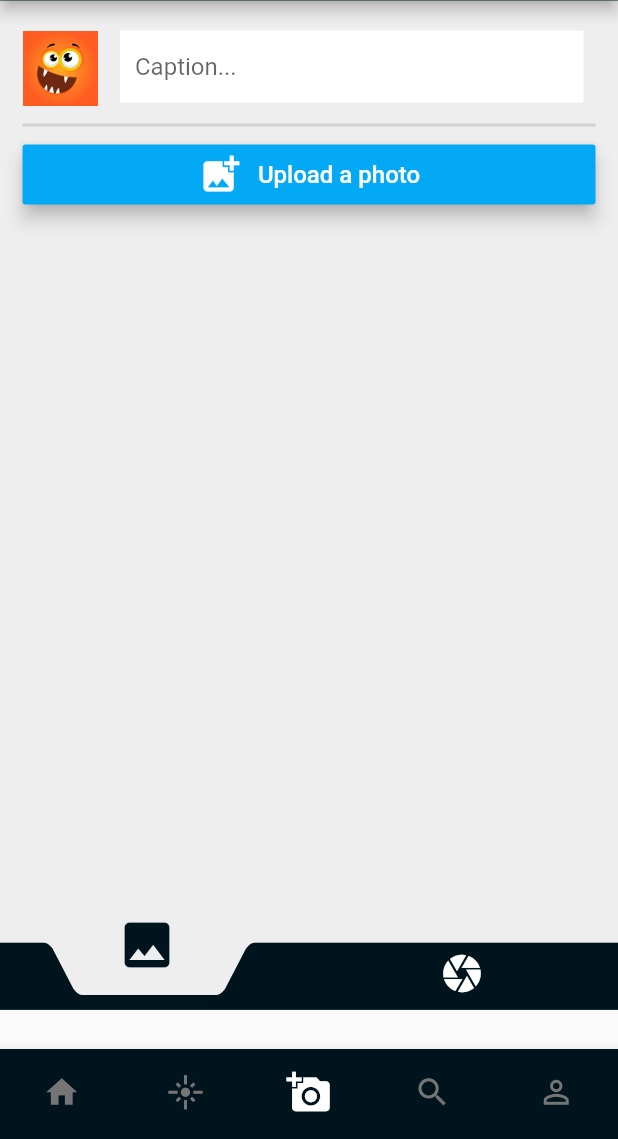
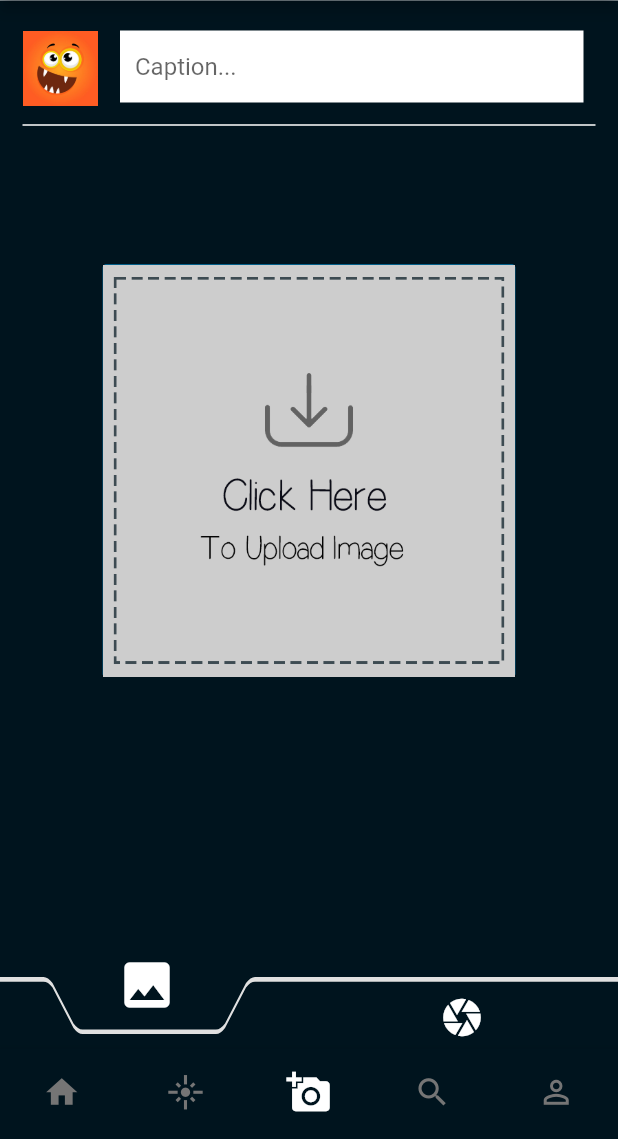
Before and after one commit to PMP56/Mimsie, a Flutter app: the MyHome screen opened by its route, swiped to page 3, on a phone screen of 412 x 824 dp, the part 97-1236 px from its top. Run offline on Flutter 3.47's test engine with Material 2 defaults, Android fonts, the phone set to English and light mode, and no system bars; our stand-ins replace cloud_firestore, firebase_auth, firebase_core, firebase_storage, flutter_spinkit, image_cropper and 2 more; accounts and stored records are empty.

Commit message:
Upload page

```diff
--- a/lib/user/screens/upload.dart
+++ b/lib/user/screens/upload.dart
@@ -2,6 +2,7 @@ import 'dart:io';
 import 'package:flutter/cupertino.dart';
 import 'package:flutter/material.dart';
 import 'package:firebase_storage/firebase_storage.dart';
+import 'package:image_cropper/image_cropper.dart';
 import 'package:image_picker/image_picker.dart';
 import 'package:mimsie/user/screens/uploader.dart';
 
@@ -18,16 +19,42 @@ class _UploadState extends State<Upload> {
 
   Future<void> pickImage() async{
     File selected = await ImagePicker.pickImage(source: ImageSource.gallery);
+//    if (selected != null){
+//      _cropImage();
+//    }
     setState(() {
       _imageFile = selected;
     });
-    return selected.path;
+    return _cropImage();
+  }
+
+  Future<void> _cropImage() async{
+    File cropped = await ImageCropper.cropImage(
+      sourcePath: _imageFile.path,
+      compressQuality: 80,
+      androidUiSettings: AndroidUiSettings(
+        toolbarColor: Color.fromRGBO(0, 20, 30, 1),
+        toolbarWidgetColor: Colors.white,
+        activeControlsWidgetColor: Colors.redAccent,
+        toolbarTitle: 'Crop Image',
+        lockAspectRatio: false
+      ),
+
+    );
+    setState(() {
+      _imageFile = cropped?? _imageFile;
+    });
+    return cropped.path;
   }
 
   Widget picUpload(context){
     double _width = MediaQuery.of(context).size.width;
+    double _height = MediaQuery.of(context).size.height;
     return Container(
+      height: 7 * _height / 10,
       padding: EdgeInsets.symmetric(vertical: 20, horizontal: 15),
+      child: SingleChildScrollView(
+        scrollDirection: Axis.vertical,
         child: Column(
           crossAxisAlignment: CrossAxisAlignment.center,
           children: <Widget>[
@@ -58,34 +85,31 @@ class _UploadState extends State<Upload> {
               ],
             ),
             SizedBox(height: 5,),
-          Divider(thickness: 2,),
-          SizedBox(height: 5,),
-          if (_imageFile == null)
+            Divider(thickness: 1, color: Colors.white,),
+            SizedBox(height: 10,),
+            if (_imageFile == null) ...[
+              SizedBox(height: 75,),
               Container(
-              height: 40,
-              child: RaisedButton(
-                elevation: 5,
+                height: 275,
+                child: FlatButton(
+                  padding: EdgeInsets.all(0),
+                  //elevation: 5,
                   color: Colors.lightBlue,
-                child: Row(
-                  mainAxisAlignment: MainAxisAlignment.center,
-                  children: <Widget>[
-                    Icon(Icons.add_photo_alternate, size: 30, color: Colors.white,),
-                    SizedBox(width: 10,),
-                    Text('Upload a photo', style: TextStyle(color: Colors.white, fontSize: 16),)
-                  ],
-                ),
+                  child: Image.asset('assets/emptyImg.png', fit: BoxFit.contain,),
                   onPressed: (){
                     pickImage();
                   },
                 ),
               ),
+            ],
             //SizedBox(height: 20,),
             if (_imageFile != null) ...[
-            Image.file(_imageFile, height: 400,),
-            SizedBox(height: 10,),
-            Uploader(file: _imageFile, caption: _postText)
+              //SizedBox(height: 10,),
+              Uploader(file: _imageFile, caption: _postText),
+              Image.file(_imageFile, width: 375,),
             ],
           ],
+        ),
       ),
     );
   }
@@ -96,24 +120,24 @@ class _UploadState extends State<Upload> {
     double _width = MediaQuery.of(context).size.width;
     double _height = MediaQuery.of(context).size.height;
 
-    return SingleChildScrollView(
-      child: Container(
+    return Container(
       //padding: EdgeInsets.symmetric(vertical: 20, horizontal: 10),
-        //color: Color.fromRGBO(0, 20, 30, 1),
-        height: 196 * _height / 240,
-        color: Colors.grey[200],
+      color: Color.fromRGBO(0, 20, 30, 1),
+      //height: 63 * _height / 80,
+      //color: Colors.grey[200],
       child: Stack(
         children: <Widget>[
 
           picUpload(context),
           SizedBox(height: 30,),
           Positioned(
-              bottom: 0,
+            bottom: 3,
             child: ClipPath(
               clipper: (_pageIndex == 1)?FirstClipper() : SecondClipper(),
               child: Container(
                 decoration: BoxDecoration(
-                    color: Color.fromRGBO(0, 20, 30, 1),
+                  //color: Color.fromRGBO(0, 20, 30, 1),
+                  color: Colors.grey[300]
                   //border: Border.all(width: 3, color: Colors.white)
                 ),
                 //alignment: Alignment.bottomCenter,
@@ -123,10 +147,26 @@ class _UploadState extends State<Upload> {
             ),
           ),
           Positioned(
-              bottom: (_pageIndex == 1)? 15 : 0,
+            bottom: 0,
+            child: ClipPath(
+              clipper: (_pageIndex == 1)?FirstClipper() : SecondClipper(),
+              child: Container(
+                decoration: BoxDecoration(
+                  color: Color.fromRGBO(0, 20, 30, 1),
+                  // color: Colors.grey[300]
+                  //border: Border.all(width: 3, color: Colors.white)
+                ),
+                //alignment: Alignment.bottomCenter,
+                width: _width,
+                height: 45,
+              ),
+            ),
+          ),
+          Positioned(
+            bottom: (_pageIndex == 1)? 15 : -3,
             left: 70,
             child: IconButton(
-                icon: Icon(Icons.image, color: (_pageIndex == 1)? Color.fromRGBO(0, 20, 30, 1) : Colors.white,),
+              icon: Icon(Icons.image, color: Colors.white,),
               iconSize: (_pageIndex == 1)? 40 : 30,
               onPressed: (){
                 setState(() {
@@ -136,10 +176,10 @@ class _UploadState extends State<Upload> {
             ),
           ),
           Positioned(
-              bottom: (_pageIndex == 2)? 15 : 0,
+            bottom: (_pageIndex == 2)? 15 : -3,
             right: 80,
             child: IconButton(
-                icon: Icon(Icons.camera, color: (_pageIndex == 2)? Color.fromRGBO(0, 20, 30, 1) : Colors.white,),
+              icon: Icon(Icons.camera, color: Colors.white,),
               iconSize: (_pageIndex == 2)? 40 : 30,
               onPressed: (){
                 setState(() {
@@ -149,7 +189,6 @@ class _UploadState extends State<Upload> {
             ),
           ),
         ],
-        ),
       ),
     );
   }
--- a/pubspec.yaml
+++ b/pubspec.yaml
@@ -32,6 +32,7 @@ dependencies:
   flutter_spinkit: ^3.1.0
   preload_page_view: ^0.1.4
   image_picker: ^0.6.6+1
+  image_cropper: ^1.2.1
 
 
 dev_dependencies:
@@ -67,7 +68,7 @@ flutter:
     - assets/avatar5.png
     - assets/avatar6.png
     - assets/icons/haha.png
-    - assets/loading.gif
+    - assets/emptyImg.png
   # An image asset can refer to one or more resolution-specific "variants", see
   # https://flutter.dev/assets-and-images/#resolution-aware.
 
```
Also changed, not shown: lib/user/postTemplate.dart (+29 -20 lines), lib/user/screens/uploader.dart (+27 -11 lines), assets/emptyImg.png (added), pubspec.lock, 1 other file. Lines whose indentation alone changed are shown as unchanged.
